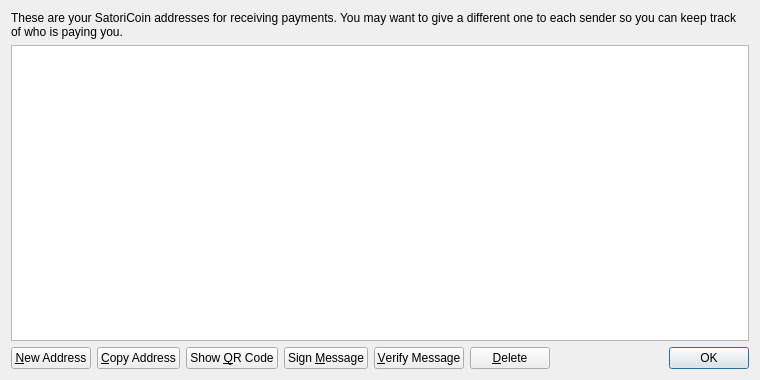
The window that src/qt/forms/addressbookpage.ui (MyCryptoCoins/Helium) describes before a commit, drawn with Qt 5.
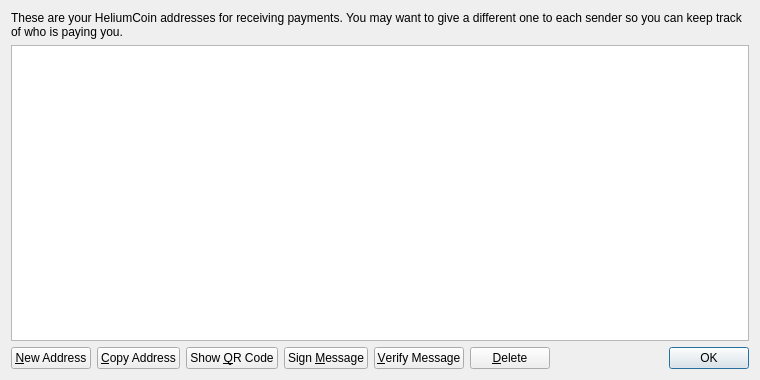
The same window after the commit.

```diff
--- a/src/qt/forms/addressbookpage.ui
+++ b/src/qt/forms/addressbookpage.ui
@@ -17,7 +17,7 @@
    <item>
     <widget class="QLabel" name="labelExplanation">
      <property name="text">
-      <string>These are your SatoriCoin addresses for receiving payments. You may want to give a different one to each sender so you can keep track of who is paying you.</string>
+      <string>These are your HeliumCoin addresses for receiving payments. You may want to give a different one to each sender so you can keep track of who is paying you.</string>
      </property>
      <property name="textFormat">
       <enum>Qt::PlainText</enum>
```
Left out of the diff: 4 changed lines with no effect on the pictures.
